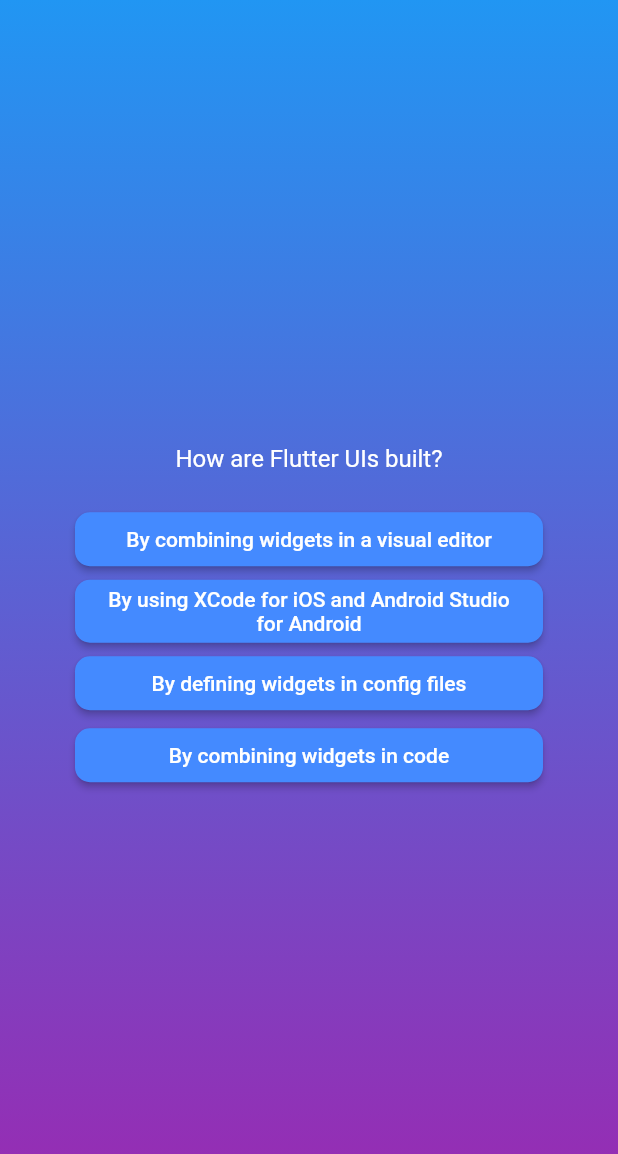
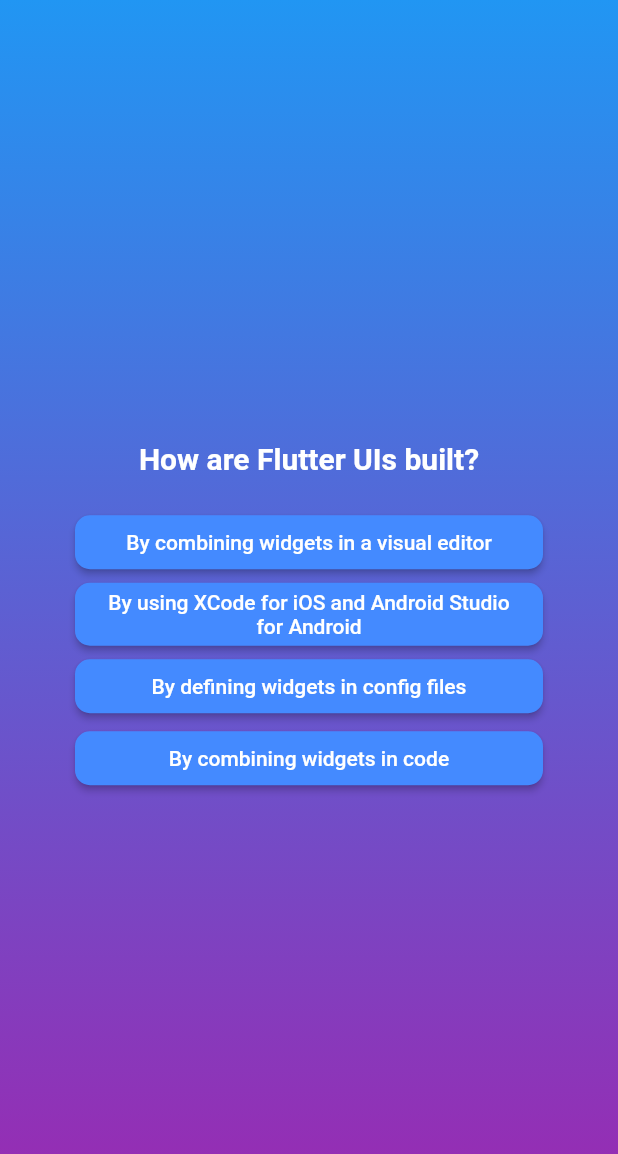
Before and after one commit to davidecarizzoni/flutter_quiz_app, a Flutter app: the screen it shows after launch, after a tap on "Start", after a tap on "Components", on a phone screen of 412 x 824 dp. Shown: the top 1154 px of the screen. Run offline on Flutter 3.47's test engine with Material 2 defaults, Android fonts, the phone set to English and light mode, and no system bars; our stand-ins replace google_fonts.

Commit message:
feat(questions): results and google fonts

```diff
--- a/lib/question_screen.dart
+++ b/lib/question_screen.dart
@@ -1,10 +1,12 @@
 import 'package:flutter/material.dart';
+import 'package:google_fonts/google_fonts.dart';
 import 'package:quiz_app/answer_button.dart';
 import 'package:quiz_app/data/questions.dart';
 
 class QuestionScreen extends StatefulWidget {
-  const QuestionScreen({super.key});
+  const QuestionScreen({required this.onSelectAnswer, super.key});
 
+  final void Function(String answer) onSelectAnswer;
   @override
   State<QuestionScreen> createState() {
     return _QuestionState();
@@ -15,7 +17,12 @@ class QuestionScreen extends StatefulWidget {
 class _QuestionState extends State<QuestionScreen> {
   var currentQuestionIndex = 0;
 
-  void onPressQuestion() {
+  void onPressQuestion(String answer) {
+    if (questions.length == currentQuestionIndex + 1) {
+      // end of quiz
+      return;
+    }
+    widget.onSelectAnswer(answer);
     setState(() {
       currentQuestionIndex++;
     });
@@ -37,7 +44,10 @@ class _QuestionState extends State<QuestionScreen> {
           children: [
             Text(
               currentQuestion.text,
-              style: const TextStyle(fontSize: 16, color: Colors.white),
+              style: GoogleFonts.roboto(
+                  fontWeight: FontWeight.bold,
+                  color: Colors.white,
+                  fontSize: 20),
               textAlign: TextAlign.center,
             ),
             const SizedBox(height: 20),
@@ -45,7 +55,9 @@ class _QuestionState extends State<QuestionScreen> {
               (answer) {
                 return AnswerButton(
                   text: answer,
-                  onPress: onPressQuestion,
+                  onPress: () {
+                    onPressQuestion(answer);
+                  },
                 );
               },
             )
--- a/lib/quiz.dart
+++ b/lib/quiz.dart
@@ -13,6 +13,9 @@ class Quiz extends StatefulWidget {
 class _QuizState extends State<Quiz> {
   // use widget to be more restrictive with types. In this case var is not allowed
   Widget? activeScreen;
+  Widget? questionScreen;
+  final List<String> selectedAnswers =
+      []; // final. Not allowed to ri assign variable, only add
 
   // every widget has a lifecycle
   // initState => Executed by Flutter when the StatefulWidget's State object is initialized
@@ -29,9 +32,17 @@ class _QuizState extends State<Quiz> {
   void switchScreen() {
     setState(() {
       // change the active screen
-      activeScreen = const QuestionScreen();
+      activeScreen = QuestionScreen(onSelectAnswer: onSelectAnswer);
     });
     //on setState change the build method is called again
+  }
+
+  void onSelectAnswer(String answer) {
+    setState(() {
+      selectedAnswers.add(answer);
+    });
+
+    print(selectedAnswers);
   }
 
   @override
--- a/pubspec.yaml
+++ b/pubspec.yaml
@@ -35,6 +35,7 @@ dependencies:
   # The following adds the Cupertino Icons font to your application.
   # Use with the CupertinoIcons class for iOS style icons.
   cupertino_icons: ^1.0.2
+  google_fonts: ^5.1.0
 
 dev_dependencies:
   flutter_test:
```
Also changed, not shown: pubspec.lock, 10 other files.
